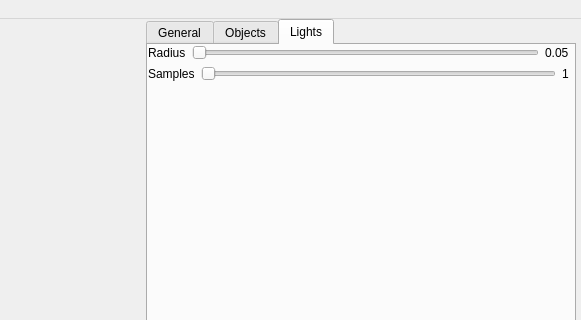
The window that master/exercises/TranslucentMaterials/mainwindow.ui (xander890/master_thesis) describes before a commit, drawn with Qt 5; both pictures show x 562 to 1143 and y 0 to 320 of the 1143 by 746 pixel window.
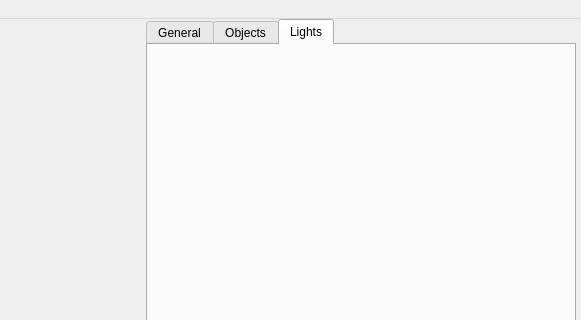
The same window after the commit. Custom widgets are drawn as their Qt base class.

```diff
--- a/master/exercises/TranslucentMaterials/mainwindow.ui
+++ b/master/exercises/TranslucentMaterials/mainwindow.ui
@@ -387,67 +387,78 @@
             </rect>
            </property>
            <layout class="QVBoxLayout" name="verticalLayout_3">
-            <item>
-             <layout class="QHBoxLayout" name="horizontalLayout_4">
-              <item>
-               <widget class="QLabel" name="label_2">
-                <property name="text">
-                 <string>Radius</string>
-                </property>
-               </widget>
-              </item>
+            <property name="spacing">
+             <number>0</number>
+            </property>
+            <property name="leftMargin">
+             <number>6</number>
+            </property>
               <item>
-               <widget class="QSlider" name="horizontalSlider">
-                <property name="minimum">
-                 <number>1</number>
-                </property>
-                <property name="maximum">
-                 <number>100</number>
-                </property>
-                <property name="orientation">
-                 <enum>Qt::Horizontal</enum>
-                </property>
+             <widget class="SliderLabel" name="radius" native="true">
+              <property name="enabled">
+               <bool>true</bool>
+              </property>
+              <property name="minimumSize">
+               <size>
+                <width>0</width>
+                <height>30</height>
+               </size>
+              </property>
+              <zorder>verticalSpacer_4</zorder>
+              <zorder>verticalSpacer_4</zorder>
                </widget>
               </item>
               <item>
-               <widget class="QLabel" name="radiuslabel">
-                <property name="text">
-                 <string>0.05</string>
-                </property>
-               </widget>
-              </item>
-             </layout>
-            </item>
+             <widget class="SliderLabel" name="samples" native="true">
+              <property name="enabled">
+               <bool>true</bool>
+              </property>
+              <property name="minimumSize">
+               <size>
+                <width>0</width>
+                <height>30</height>
+               </size>
+              </property>
+             </widget>
+            </item>
             <item>
-             <layout class="QHBoxLayout" name="horizontalLayout_3">
-              <item>
-               <widget class="QLabel" name="label">
-                <property name="text">
-                 <string>Samples</string>
-                </property>
+             <widget class="SliderLabel" name="epsilon_gbuffer" native="true">
+              <property name="enabled">
+               <bool>true</bool>
+              </property>
+              <property name="minimumSize">
+               <size>
+                <width>0</width>
+                <height>30</height>
+               </size>
+              </property>
                </widget>
               </item>
               <item>
-               <widget class="QSlider" name="horizontalSlider_2">
-                <property name="minimum">
-                 <number>1</number>
-                </property>
-                <property name="maximum">
-                 <number>150</number>
-                </property>
-                <property name="orientation">
-                 <enum>Qt::Horizontal</enum>
-                </property>
+             <widget class="SliderLabel" name="epsilon_combination" native="true">
+              <property name="enabled">
+               <bool>true</bool>
+              </property>
+              <property name="minimumSize">
+               <size>
+                <width>0</width>
+                <height>30</height>
+               </size>
+              </property>
                </widget>
               </item>
               <item>
-               <widget class="QLabel" name="samplelabel">
-                <property name="text">
-                 <string>1</string>
-                </property>
-               </widget>
-              </item>
-             </layout>
+             <widget class="SliderLabel" name="shadow_bias" native="true">
+              <property name="enabled">
+               <bool>true</bool>
+              </property>
+              <property name="minimumSize">
+               <size>
+                <width>0</width>
+                <height>30</height>
+               </size>
+              </property>
+             </widget>
             </item>
             <item>
              <spacer name="verticalSpacer_4">
@@ -576,6 +587,12 @@
    <header>threedobjectgui.h</header>
    <container>1</container>
   </customwidget>
+  <customwidget>
+   <class>SliderLabel</class>
+   <extends>QWidget</extends>
+   <header>sliderlabel.h</header>
+   <container>1</container>
+  </customwidget>
  </customwidgets>
  <resources/>
  <connections/>
```
Lines whose indentation alone changed are shown as unchanged.
